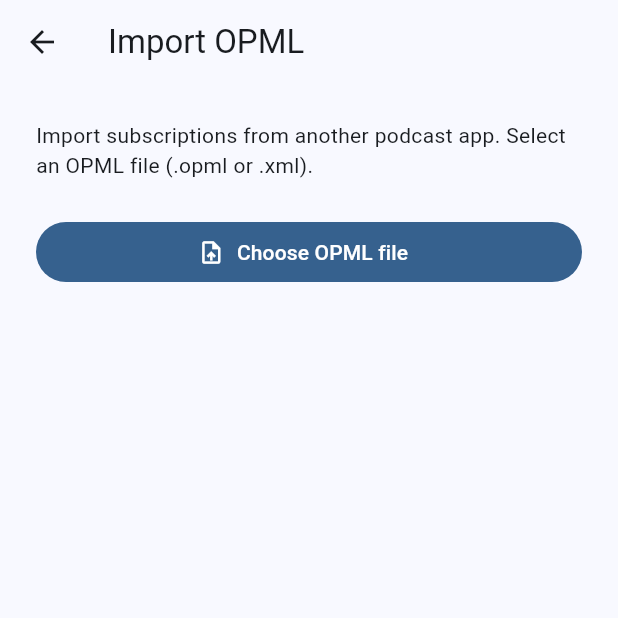
After one commit to payown/earshot, a Flutter app: the OpmlImportScreen screen opened directly, after a tap on "Choose OPML file", on a phone screen of 412 x 824 dp, the top half of it. The commit adds this screen. Run offline on Flutter 3.47's test engine with Material 3 defaults, Android fonts, the phone set to English and light mode, and no system bars; our stand-ins replace audio_service, dio, drift, file_picker, flutter_riverpod, just_audio and 1 more; accounts and stored records are empty; generated files the repository leaves out were written again.

Commit message:
feat: Phase 6 — Search, OPML import/export, podcast discovery
Search:
- SearchScreen: debounced iTunes Search API (300ms), result list with
  Subscribe buttons, artwork, subscribe confirmation via announcement
- Search icon in Subscriptions screen app bar opens SearchScreen
- Context-aware: "Search podcasts" navigates to full directory search
- PodcastSearchService queries iTunes Search API via dio

OPML:
- OpmlService: parse (handles nested outlines, xmlUrl/url/xmlurl attrs)
  and generate (produces standards-compliant OPML 2.0)
- OpmlImportScreen: file picker → parse → bulk subscribe with live
  progress announced via SemanticsService ("Subscribed N of M")
- Already-subscribed entries silently skipped during import
- OPML export via share_plus SharePlus.instance.share()
- Import and Export entries in Settings → Subscriptions section
- 7 unit tests covering parse, edge cases, generate, and round-trip

Packages added: file_picker, share_plus

```diff
--- /dev/null
+++ b/lib/features/search/presentation/screens/opml_import_screen.dart
@@ -0,0 +1,156 @@
+import 'dart:io';
+
+import 'package:file_picker/file_picker.dart';
+import 'package:flutter/material.dart';
+import 'package:flutter/semantics.dart';
+import 'package:flutter_riverpod/flutter_riverpod.dart';
+import 'package:logging/logging.dart';
+
+import '../../../../features/subscriptions/data/podcast_exception.dart';
+import '../../../../features/subscriptions/presentation/providers/subscriptions_providers.dart';
+import '../providers/search_providers.dart';
+
+final _log = Logger('OpmlImport');
+
+class OpmlImportScreen extends ConsumerStatefulWidget {
+  const OpmlImportScreen({super.key});
+
+  @override
+  ConsumerState<OpmlImportScreen> createState() => _OpmlImportScreenState();
+}
+
+class _OpmlImportScreenState extends ConsumerState<OpmlImportScreen> {
+  bool _importing = false;
+  int _total = 0;
+  int _done = 0;
+  int _skipped = 0;
+  String? _error;
+
+  @override
+  Widget build(BuildContext context) {
+    return Scaffold(
+      appBar: AppBar(title: const Text('Import OPML')),
+      body: Padding(
+        padding: const EdgeInsets.all(24),
+        child: Column(
+          crossAxisAlignment: CrossAxisAlignment.stretch,
+          children: [
+            Text(
+              'Import subscriptions from another podcast app. '
+              'Select an OPML file (.opml or .xml).',
+              style: Theme.of(context).textTheme.bodyMedium,
+            ),
+            const SizedBox(height: 24),
+            if (_importing) ...[
+              Semantics(
+                liveRegion: true,
+                label: 'Importing: $_done of $_total',
+                child: Column(
+                  children: [
+                    LinearProgressIndicator(
+                      value: _total > 0 ? _done / _total : null,
+                    ),
+                    const SizedBox(height: 12),
+                    ExcludeSemantics(
+                      child: Text(
+                        'Subscribed $_done of $_total'
+                        '${_skipped > 0 ? " ($_skipped skipped)" : ""}',
+                        style: Theme.of(context).textTheme.bodyMedium,
+                        textAlign: TextAlign.center,
+                      ),
+                    ),
+                  ],
+                ),
+              ),
+            ] else ...[
+              FilledButton.icon(
+                onPressed: _pickAndImport,
+                icon: const Icon(Icons.upload_file),
+                label: const Text('Choose OPML file'),
+              ),
+              if (_done > 0) ...[
+                const SizedBox(height: 16),
+                Text(
+                  'Import complete: $_done subscribed'
+                  '${_skipped > 0 ? ", $_skipped already subscribed" : ""}.',
+                  style: Theme.of(context).textTheme.bodyMedium,
+                  textAlign: TextAlign.center,
+                ),
+              ],
+              if (_error != null) ...[
+                const SizedBox(height: 12),
+                Text(
+                  _error!,
+                  style: Theme.of(context).textTheme.bodyMedium?.copyWith(
+                    color: Theme.of(context).colorScheme.error,
+                  ),
+                  textAlign: TextAlign.center,
+                ),
+              ],
+            ],
+          ],
+        ),
+      ),
+    );
+  }
+
+  Future<void> _pickAndImport() async {
+    final result = await FilePicker.platform.pickFiles(
+      type: FileType.custom,
+      allowedExtensions: ['opml', 'xml'],
+    );
+
+    if (result == null || result.files.isEmpty) return;
+
+    final path = result.files.first.path;
+    if (path == null) return;
+
+    String content;
+    try {
+      content = await File(path).readAsString();
+    } catch (e) {
+      if (mounted) setState(() => _error = 'Could not read file.');
+      return;
+    }
+
+    final parsed = ref.read(opmlServiceProvider).parse(content);
+    if (parsed.feedUrls.isEmpty) {
+      if (mounted) setState(() => _error = 'No podcast feeds found in file.');
+      return;
+    }
+
+    setState(() {
+      _importing = true;
+      _total = parsed.feedUrls.length;
+      _done = 0;
+      _skipped = 0;
+      _error = null;
+    });
+
+    final repo = ref.read(podcastRepositoryProvider);
+    for (final url in parsed.feedUrls) {
+      try {
+        await repo.subscribe(url);
+        if (mounted) {
+          setState(() => _done++);
+          SemanticsService.sendAnnouncement(
+            View.of(context),
+            'Subscribed $_done of $_total',
+            TextDirection.ltr,
+          );
+        }
+      } on PodcastAlreadySubscribedException {
+        if (mounted)
+          setState(() {
+            _done++;
+            _skipped++;
+          });
+      } catch (e) {
+        _log.warning('Failed to subscribe to $url: $e');
+        if (mounted) setState(() => _done++);
+      }
+    }
+
+    if (mounted) setState(() => _importing = false);
+  }
+}
--- a/lib/features/settings/presentation/screens/settings_screen.dart
+++ b/lib/features/settings/presentation/screens/settings_screen.dart
@@ -1,18 +1,47 @@
+import 'dart:io';
+
 import 'package:flutter/material.dart';
+import 'package:flutter_riverpod/flutter_riverpod.dart';
+import 'package:path_provider/path_provider.dart';
+import 'package:share_plus/share_plus.dart';
 
+import '../../../../features/search/presentation/providers/search_providers.dart';
+import '../../../../features/search/presentation/screens/opml_import_screen.dart';
 import '../../../../features/stats/presentation/screens/stats_screen.dart';
+import '../../../../features/subscriptions/presentation/providers/subscriptions_providers.dart';
+import 'privacy_settings_screen.dart';
 import 'quick_action_configurator_screen.dart';
-import 'privacy_settings_screen.dart';
 
-class SettingsScreen extends StatelessWidget {
+class SettingsScreen extends ConsumerWidget {
   const SettingsScreen({super.key});
 
   @override
-  Widget build(BuildContext context) {
+  Widget build(BuildContext context, WidgetRef ref) {
     return Scaffold(
       appBar: AppBar(title: const Text('Settings')),
       body: ListView(
         children: [
+          Semantics(
+            header: true,
+            child: const _SectionHeader(label: 'Subscriptions'),
+          ),
+          ListTile(
+            title: const Text('Import OPML'),
+            subtitle: const Text('Import subscriptions from another app'),
+            trailing: const Icon(Icons.chevron_right),
+            onTap: () => Navigator.of(context).push<void>(
+              MaterialPageRoute<void>(
+                builder: (_) => const OpmlImportScreen(),
+              ),
+            ),
+          ),
+          ListTile(
+            title: const Text('Export OPML'),
+            subtitle: const Text('Share your subscriptions list'),
+            trailing: const Icon(Icons.share),
+            onTap: () => _exportOpml(context, ref),
+          ),
+          const Divider(),
           Semantics(
             header: true,
             child: const _SectionHeader(label: 'Quick Actions'),
@@ -78,11 +107,41 @@ class SettingsScreen extends StatelessWidget {
           ),
           const ListTile(
             title: Text('Version'),
-            subtitle: Text('Phase 5 build'),
+            subtitle: Text('Phase 6 build'),
           ),
         ],
       ),
     );
+  }
+
+  Future<void> _exportOpml(BuildContext context, WidgetRef ref) async {
+    final podcasts = ref.read(subscriptionsProvider).asData?.value ?? [];
+    if (podcasts.isEmpty) {
+      if (context.mounted) {
+        ScaffoldMessenger.of(context).showSnackBar(
+          const SnackBar(content: Text('No subscriptions to export.')),
+        );
+      }
+      return;
+    }
+
+    final subs = podcasts
+        .map((p) => (rssUrl: p.rssUrl, title: p.title))
+        .toList();
+    final xml = ref.read(opmlServiceProvider).generate(subs);
+
+    final dir = await getTemporaryDirectory();
+    final file = File('${dir.path}/earshot-subscriptions.opml');
+    await file.writeAsString(xml);
+
+    if (context.mounted) {
+      await SharePlus.instance.share(
+        ShareParams(
+          files: [XFile(file.path, mimeType: 'text/x-opml')],
+          subject: 'Earshot Subscriptions',
+        ),
+      );
+    }
   }
 }
 
--- a/pubspec.yaml
+++ b/pubspec.yaml
@@ -45,6 +45,8 @@ dependencies:
   sqlite3_flutter_libs: ^0.6.0+eol
   path: ^1.9.1
   xml: ^7.0.1
+  file_picker: ^3.0.4
+  share_plus: ^13.1.0
 
 dev_dependencies:
   flutter_test:
```
Also changed, not shown: lib/features/search/data/opml_service.dart (added, +75 -0 lines), lib/features/search/data/podcast_search_service.dart (added, +53 -0 lines), lib/features/search/domain/search_result.dart (added, +15 -0 lines), lib/features/search/presentation/providers/search_providers.dart (added, +21 -0 lines), lib/features/search/presentation/screens/search_screen.dart (added, +275 -0 lines), lib/features/subscriptions/presentation/screens/subscriptions_screen.dart (+12 -0 lines), pubspec.lock, 1 other file.
